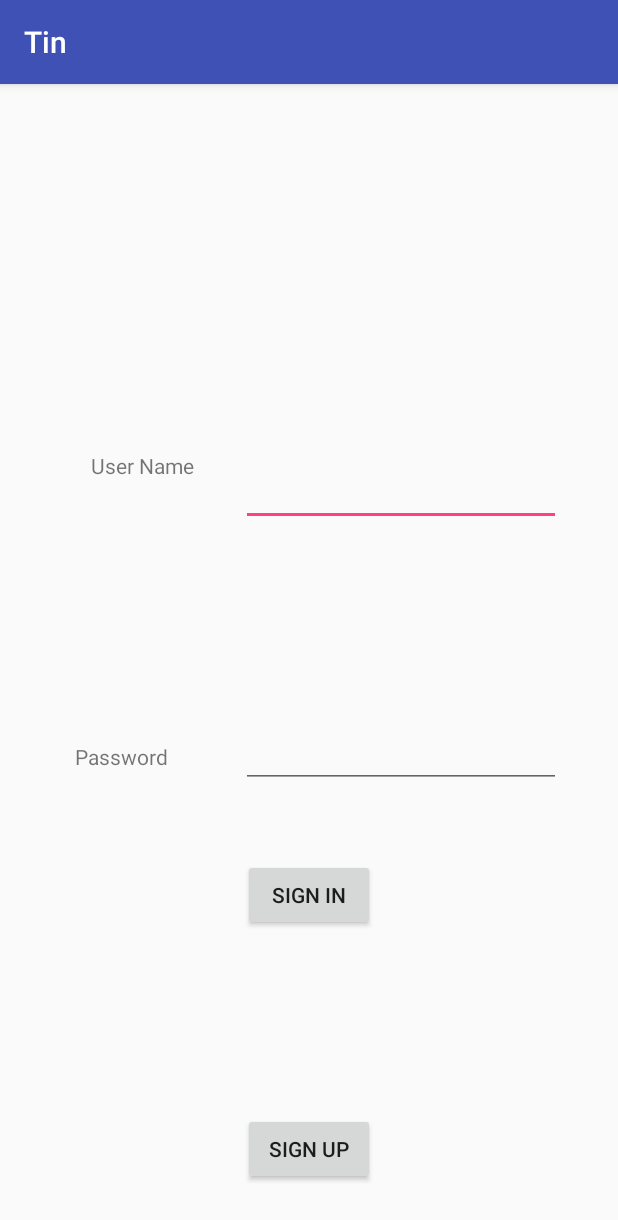
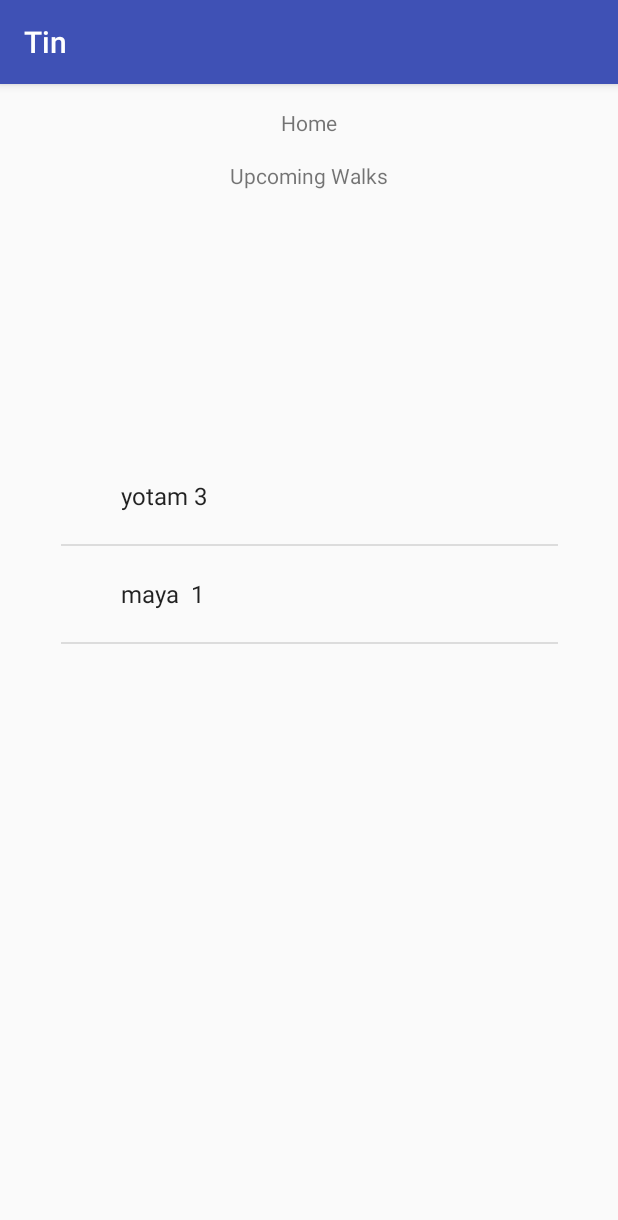
Before and after one commit to rotem411/TinDogBest, an Android app: the screen it shows after launch (MainActivity before the commit, HomeActivity after it), after a tap on "SIGN IN", on a phone screen of 412 x 824 dp. Shown: the top 1220 px of the screen. Run offline under Robolectric (Android 15) with nearby library versions, the phone set to English and light mode, and no system bars.

Commit message:
new: event & home

```diff
--- a/app/build.gradle
+++ b/app/build.gradle
@@ -27,4 +27,5 @@ dependencies {
     compile 'com.android.support:appcompat-v7:25.3.0'
     compile 'com.android.support.constraint:constraint-layout:1.0.2'
     testCompile 'junit:junit:4.12'
+    compile 'com.google.android.gms:play-services-maps:10.2.0'
 }
--- /dev/null
+++ b/app/src/main/java/com/rotemarbiv/tin/Event.java
@@ -0,0 +1,30 @@
+package com.rotemarbiv.tin;
+
+/**
+ * Created by dafnaarbiv on 23/07/2017.
+ */
+
+public class Event {
+
+    public int time ;
+    public String address;
+    public String walker; // going to be type User
+    public boolean isItMe;
+
+    Event( int time , String address, String walker, boolean isItMe){
+        this.time = time ;
+        this.address = address;
+        this.walker = walker;
+        this.isItMe = isItMe;
+    }
+
+
+    String getTitle(){
+        return walker + "is taking the Dog on " + time;
+    }
+
+    @Override
+    public String toString(){
+        return walker + " " + time;
+    }
+}
--- a/app/src/main/java/com/rotemarbiv/tin/HomeActivity.java
+++ b/app/src/main/java/com/rotemarbiv/tin/HomeActivity.java
@@ -1,8 +1,48 @@
 package com.rotemarbiv.tin;
+
+import android.content.Intent;
+import android.os.Bundle;
+import android.support.v7.app.AppCompatActivity;
+import android.view.View;
+import android.widget.AdapterView;
+import android.widget.ArrayAdapter;
+import android.widget.ListView;
+import android.widget.Toast;
+
+import java.util.List;
 
 /**
  * Created by dafnaarbiv on 22/07/2017.
  */
 
-public class HomeActivity {
+public class HomeActivity extends AppCompatActivity {
+    public Event a = new Event(3, "shenkin", "yotam", true);
+    public Event b =  new Event(1, "Alenby", "maya ", false );
+
+    Event[] events = new Event[]{
+            a,b
+    };
+    protected void onCreate(Bundle savedInstanceState) {
+        super.onCreate(savedInstanceState);
+        setContentView(R.layout.home);
+
+        ListView eventsList = (ListView)findViewById(R.id.eventsList);
+
+        ArrayAdapter adapter = new ArrayAdapter(this, android.R.layout.simple_expandable_list_item_1, events);
+        eventsList.setAdapter(adapter);
+
+        eventsList.setOnItemClickListener(new AdapterView.OnItemClickListener() {
+
+            public void onItemClick(AdapterView<?> parent , View view, int position, long id){
+
+                int curEventID = view.getId();
+                Toast.makeText(getApplicationContext(), "cur Event id "+ curEventID,Toast.LENGTH_LONG ).show();
+
+                Intent intent = new Intent(HomeActivity.this, MainActivity.class);
+//                intent.putExtra("spesificEvent", curEventID);
+                startActivity(intent);
+
+            }
+        });
+    }
 }
--- a/app/src/main/java/com/rotemarbiv/tin/MainActivity.java
+++ b/app/src/main/java/com/rotemarbiv/tin/MainActivity.java
@@ -3,9 +3,12 @@ package com.rotemarbiv.tin;
 import android.content.Intent;
 import android.support.v7.app.AppCompatActivity;
 import android.os.Bundle;
+import android.view.Menu;
+import android.view.MenuItem;
 import android.view.View;
 import android.widget.Button;
 import android.widget.EditText;
+import android.widget.Toast;
 
 public class MainActivity extends AppCompatActivity {
 
@@ -14,6 +17,7 @@ public class MainActivity extends AppCompatActivity {
     public EditText password;
     public Button signInButton;
     public Button signUpButton;
+    public String passwordString;
 
 
     @Override
@@ -23,17 +27,24 @@ public class MainActivity extends AppCompatActivity {
 
         userName = (EditText) findViewById(R.id.userNameInput);
         password = (EditText) findViewById(R.id.passwordInput);
+        passwordString = password.getText().toString();
         signInButton = (Button) findViewById(R.id.signInButton);
-
         self = new User(userName.getText().toString(), password.getText().toString(), true);
 
         signInButton.setOnClickListener(new View.OnClickListener(){
             public void onClick(View v){
-
-                // verify the user with server
-
+//                if (MyApp.mGlobalUsers == null){
+//                    Toast.makeText(getApplicationContext(), "There is no such User or the password is not correct ",Toast.LENGTH_LONG).show();
+//                }
+//                else if (MyApp.mGlobalUsers.get(userName.getText().toString()).equals(passwordString)){ // verify the user with server
+//                    Toast.makeText(getApplicationContext(), "There is no such User or the password is not correct ",Toast.LENGTH_LONG).show();
+//                }
+//                else {
+                    //sign in as the user - dont know who
                     Intent intent = new Intent(MainActivity.this, HomeActivity.class);
                     startActivity(intent);
+//                }
+
             }
         });
 
@@ -51,5 +62,27 @@ public class MainActivity extends AppCompatActivity {
 
 
     }
+    @Override
+    public boolean onCreateOptionsMenu(Menu menu){
+        getMenuInflater().inflate(R.menu.menu_main, menu);
+        return true;
+    }
+
+    @Override
+    public boolean onOptionsItemSelected(MenuItem item){
+        switch (item.getItemId()){
+            case R.id.settingsLabel:
+                Toast.makeText(getApplicationContext(), "settins clicked ",Toast.LENGTH_LONG).show();
+
+            case R.id.action_app:
+                Toast.makeText(getApplicationContext(), "action clicked ",Toast.LENGTH_LONG).show();
+
+            case R.id.HomeLabel:
+                Toast.makeText(getApplicationContext(), "home clicked ",Toast.LENGTH_LONG).show();
+
 
         }
+        return super.onOptionsItemSelected(item);
+    }
+
+}
--- a/app/src/main/java/com/rotemarbiv/tin/SignUpActivity.java
+++ b/app/src/main/java/com/rotemarbiv/tin/SignUpActivity.java
@@ -70,6 +70,7 @@ public class SignUpActivity extends AppCompatActivity {
                     User newUser = new User(fullNameStr, userNameStr, passwordStr,
                             dogNameStr, dogSize, addressStr, phoneNumberStr,
                             mailStr, true);
+//                    MyApp.mGlobalUsers.put(userNameStr, passwordStr); // TODO this is temp instead of the server
 
                     Intent intent = new Intent(SignUpActivity.this, HomeActivity.class);
                     intent.putExtra("Self", newUser);
--- a/app/src/main/java/com/rotemarbiv/tin/User.java
+++ b/app/src/main/java/com/rotemarbiv/tin/User.java
@@ -21,11 +21,15 @@ public class User implements Serializable {
     public String phoneNumber;
     public String mail;
     public boolean notifications;
+    public int pros;
+    public int cons;
 
     User(String userName, String password, boolean notifications){
         this.userName = userName;
         this.password = password;
         this.notifications = notifications;
+        pros = 0;
+        cons = 0;
     }
 
     User(String fullName, String userName, String password, String dogName, String dogSize, String address,
@@ -41,5 +45,9 @@ public class User implements Serializable {
         this.mail = mail;
 
         this.notifications = notifications;
+        pros = 0;
+        cons = 0;
     }
+
+
 }
--- /dev/null
+++ b/app/src/main/res/layout/home.xml
@@ -0,0 +1,46 @@
+<?xml version="1.0" encoding="utf-8"?>
+<android.support.constraint.ConstraintLayout
+    xmlns:android="http://schemas.android.com/apk/res/android"
+    xmlns:app="http://schemas.android.com/apk/res-auto"
+    xmlns:tools="http://schemas.android.com/tools"
+    android:layout_width="match_parent"
+    android:layout_height="match_parent">
+
+    <TextView
+        android:id="@+id/HomeLabel"
+        android:layout_width="wrap_content"
+        android:layout_height="wrap_content"
+        android:text="Home"
+        app:layout_constraintTop_toTopOf="parent"
+        android:layout_marginTop="16dp"
+        android:layout_marginLeft="16dp"
+        app:layout_constraintLeft_toLeftOf="parent"
+        android:layout_marginRight="16dp"
+        app:layout_constraintRight_toRightOf="parent" />
+
+    <TextView
+        android:id="@+id/comingIventsLabel"
+        android:layout_width="wrap_content"
+        android:layout_height="wrap_content"
+        android:text="Upcoming Walks"
+        android:layout_marginTop="16dp"
+        app:layout_constraintTop_toBottomOf="@+id/HomeLabel"
+        android:layout_marginLeft="16dp"
+        app:layout_constraintLeft_toLeftOf="parent"
+        android:layout_marginRight="16dp"
+        app:layout_constraintRight_toRightOf="parent" />
+
+    <ListView
+        android:id="@+id/eventsList"
+        android:layout_width="331dp"
+        android:layout_height="353dp"
+        android:layout_marginTop="16dp"
+        app:layout_constraintTop_toBottomOf="@+id/comingIventsLabel"
+        android:layout_marginLeft="16dp"
+        app:layout_constraintLeft_toLeftOf="parent"
+        android:layout_marginRight="16dp"
+        app:layout_constraintRight_toRightOf="parent"
+        app:layout_constraintBottom_toBottomOf="parent"
+        android:layout_marginBottom="16dp" />
+
+</android.support.constraint.ConstraintLayout>
--- /dev/null
+++ b/app/src/main/res/menu/menu_main.xml
@@ -0,0 +1,16 @@
+<?xml version="1.0" encoding="utf-8"?>
+<menu xmlns:app="http://schemas.android.com/apk/res-auto"
+    xmlns:android="http://schemas.android.com/apk/res/android">
+
+    <item
+        android:id="@+id/action_app"
+        android:title="My app icon"
+        app:showAsAction="always"
+        android:icon="@mipmap/ic_launcher"/>
+    <item
+        android:id="@+id/settingsLabel"
+        android:title="settings" />
+    <item
+        android:id="@+id/homeLable"
+        android:title="Home" />
+</menu>
```
Also changed, not shown: app/src/main/java/com/rotemarbiv/tin/EventActivity.java (added, +33 -0 lines), app/src/main/java/com/rotemarbiv/tin/MyApp.java (added, +18 -0 lines), app/src/main/res/layout/event.xml (added, +85 -0 lines). Lines whose indentation alone changed are shown as unchanged.
